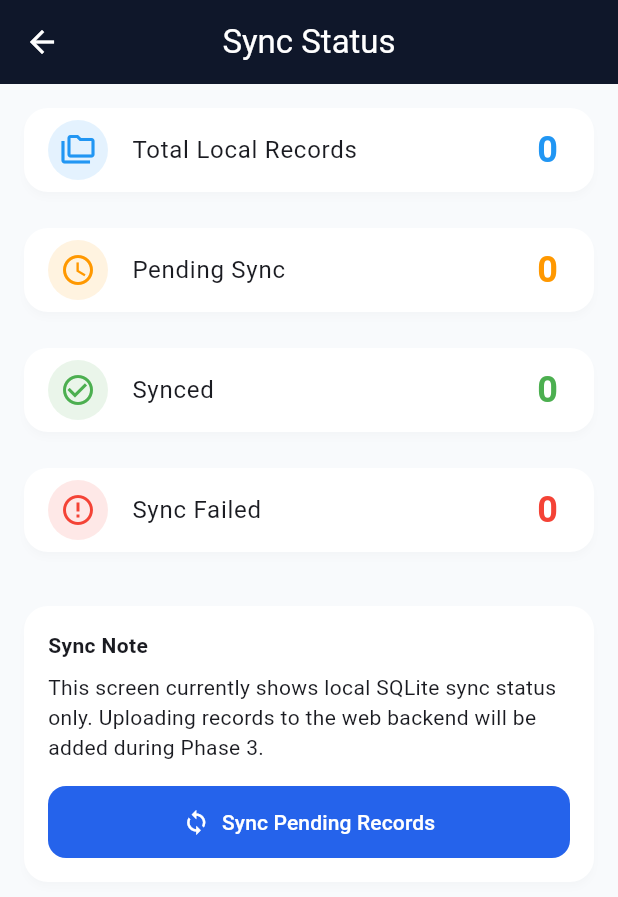
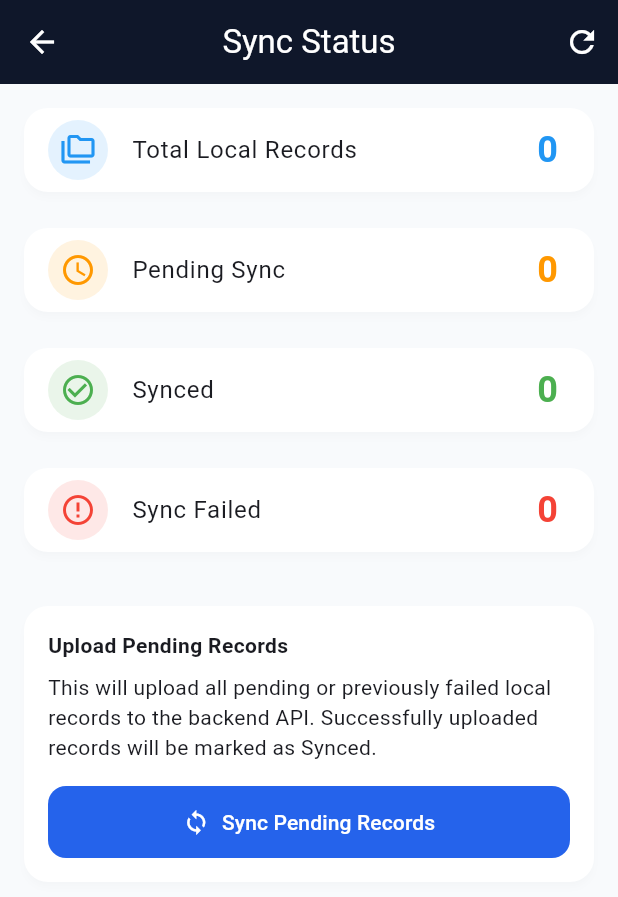
Before and after one commit to mrYumeth/mobile-data-capture-web-sync, a Flutter app: the SyncStatusScreen screen opened directly, on a phone screen of 412 x 824 dp. Shown: the top 897 px of the screen. Run offline on Flutter 3.47's test engine with Material 3 defaults, Android fonts, the phone set to English and light mode, and no system bars; our stand-ins replace geolocator, image_picker, sqflite; accounts and stored records are empty.

Commit message:
Add mobile captured record sync to backend

```diff
--- a/mobile-app/lib/screens/sync_status_screen.dart
+++ b/mobile-app/lib/screens/sync_status_screen.dart
@@ -1,6 +1,7 @@
 import 'package:flutter/material.dart';
 
 import '../database/local_database_service.dart';
+import '../services/record_sync_service.dart';
 
 class SyncStatusScreen extends StatefulWidget {
   const SyncStatusScreen({super.key});
@@ -11,8 +12,11 @@ class SyncStatusScreen extends StatefulWidget {
 
 class _SyncStatusScreenState extends State<SyncStatusScreen> {
   final LocalDatabaseService _databaseService = LocalDatabaseService.instance;
+  final RecordSyncService _recordSyncService = RecordSyncService();
 
   late Future<Map<String, int>> _syncCountsFuture;
+
+  bool _isSyncing = false;
 
   @override
   void initState() {
@@ -30,20 +34,64 @@ class _SyncStatusScreenState extends State<SyncStatusScreen> {
     });
   }
 
-  void _showPhaseMessage() {
-    ScaffoldMessenger.of(context).showSnackBar(
-      const SnackBar(
-        content: Text(
-          'Actual web sync will be implemented in Phase 3: API Integration.',
+  Future<void> _syncPendingRecords() async {
+    setState(() {
+      _isSyncing = true;
+    });
+
+    try {
+      final result = await _recordSyncService.syncPendingRecords();
+
+      setState(() {
+        _loadSyncCounts();
+      });
+
+      if (!mounted) {
+        return;
+      }
+
+      ScaffoldMessenger.of(context).showSnackBar(
+        SnackBar(
+          content: Text(
+            'Sync completed. Total: ${result.totalCount}, '
+            'Synced: ${result.syncedCount}, '
+            'Failed: ${result.failedCount}.',
+          ),
         ),
-      ),
-    );
+      );
+    } catch (error) {
+      if (!mounted) {
+        return;
+      }
+
+      ScaffoldMessenger.of(context).showSnackBar(
+        SnackBar(
+          content: Text('Sync failed: $error'),
+          backgroundColor: Colors.red,
+        ),
+      );
+    } finally {
+      if (mounted) {
+        setState(() {
+          _isSyncing = false;
+        });
+      }
+    }
   }
 
   @override
   Widget build(BuildContext context) {
     return Scaffold(
-      appBar: AppBar(title: const Text('Sync Status')),
+      appBar: AppBar(
+        title: const Text('Sync Status'),
+        actions: [
+          IconButton(
+            tooltip: 'Refresh',
+            onPressed: _isSyncing ? null : _refreshCounts,
+            icon: const Icon(Icons.refresh),
+          ),
+        ],
+      ),
       body: FutureBuilder<Map<String, int>>(
         future: _syncCountsFuture,
         builder: (context, snapshot) {
@@ -107,19 +155,31 @@ class _SyncStatusScreenState extends State<SyncStatusScreen> {
                       crossAxisAlignment: CrossAxisAlignment.stretch,
                       children: [
                         const Text(
-                          'Sync Note',
+                          'Upload Pending Records',
                           style: TextStyle(fontWeight: FontWeight.w700),
                         ),
                         const SizedBox(height: 8),
                         const Text(
-                          'This screen currently shows local SQLite sync status only. '
-                          'Uploading records to the web backend will be added during Phase 3.',
+                          'This will upload all pending or previously failed '
+                          'local records to the backend API. Successfully '
+                          'uploaded records will be marked as Synced.',
                         ),
                         const SizedBox(height: 16),
                         FilledButton.icon(
-                          onPressed: _showPhaseMessage,
-                          icon: const Icon(Icons.sync_outlined),
-                          label: const Text('Sync Pending Records'),
+                          onPressed: _isSyncing ? null : _syncPendingRecords,
+                          icon: _isSyncing
+                              ? const SizedBox(
+                                  height: 18,
+                                  width: 18,
+                                  child: CircularProgressIndicator(
+                                    strokeWidth: 2,
+                                    color: Colors.white,
+                                  ),
+                                )
+                              : const Icon(Icons.sync_outlined),
+                          label: Text(
+                            _isSyncing ? 'Syncing...' : 'Sync Pending Records',
+                          ),
                         ),
                       ],
                     ),
```
Also changed, not shown: mobile-app/lib/database/local_database_service.dart (+58 -0 lines), mobile-app/lib/services/record_sync_service.dart (added, +117 -0 lines).
